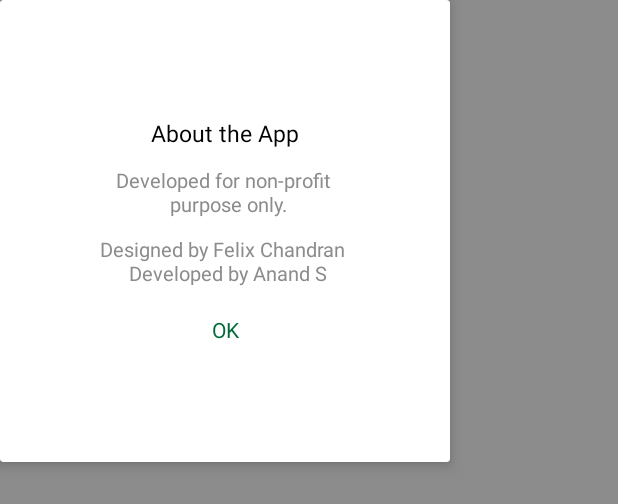
After one commit to AnandTraveller/IAILApp, an Android app: the layout about_dialog.xml on its own in the app's theme, with its tools: preview values and no code run, on a phone screen of 412 x 824 dp. The commit adds this screen. Shown: the top 504 px of the screen. Run offline under Robolectric (Android 15) with nearby library versions, the phone set to English and light mode, and no system bars.

Commit message:
Dialog About

```diff
--- a/app/src/main/java/com/anandroid/iailapp/MainAct.java
+++ b/app/src/main/java/com/anandroid/iailapp/MainAct.java
@@ -109,7 +109,6 @@ public class MainAct extends AppCompatActivity {
     public String jsonStr() {
         String str = "";
 
-
         return str;
     }
 
--- /dev/null
+++ b/app/src/main/res/layout/about_dialog.xml
@@ -0,0 +1,58 @@
+<?xml version="1.0" encoding="utf-8"?>
+
+<android.support.v7.widget.CardView xmlns:android="http://schemas.android.com/apk/res/android"
+    xmlns:app="http://schemas.android.com/apk/res-auto"
+    android:id="@+id/cardImgLegTeam1"
+    android:layout_width="300dp"
+    android:layout_height="@dimen/_280sdp"
+    app:cardBackgroundColor="@color/white"
+    app:cardElevation="@dimen/_5sdp">
+
+    <LinearLayout
+        android:layout_width="match_parent"
+        android:layout_height="match_parent"
+        android:layout_margin="@dimen/_10sdp"
+        android:gravity="center"
+        android:orientation="vertical">
+
+        <TextView
+            android:layout_width="match_parent"
+            android:layout_height="wrap_content"
+            android:gravity="center"
+            android:text="@string/abt_app"
+            android:textColor="@color/colorBlack"
+            android:textSize="@dimen/_14sdp" />
+
+        <TextView
+            android:layout_width="match_parent"
+            android:layout_height="wrap_content"
+            android:layout_marginTop="@dimen/_10sdp"
+            android:gravity="center"
+            android:text="@string/develop"
+            android:textColor="@color/grey"
+            android:textSize="@dimen/_12sdp" />
+
+
+        <TextView
+            android:layout_width="match_parent"
+            android:layout_height="wrap_content"
+            android:layout_marginTop="@dimen/_10sdp"
+            android:gravity="center"
+            android:text="@string/pers_names"
+            android:textColor="@color/grey"
+            android:textSize="@dimen/_12sdp" />
+
+        <TextView
+            android:id="@+id/txt_cancel_dialo"
+            android:layout_width="match_parent"
+            android:layout_height="wrap_content"
+            android:layout_marginTop="@dimen/_17sdp"
+            android:gravity="center"
+            android:text="@string/ok"
+            android:textColor="@color/green"
+            android:textSize="@dimen/_13sdp" />
+
+
+    </LinearLayout>
+
+</android.support.v7.widget.CardView>
--- a/app/src/main/res/layout/home_screen_frag.xml
+++ b/app/src/main/res/layout/home_screen_frag.xml
@@ -16,7 +16,7 @@
 
 
         <ImageView
-            android:id="@+id/txt_about"
+            android:id="@+id/home_about_img"
             android:layout_width="@dimen/_30sdp"
             android:layout_height="match_parent"
             android:layout_marginLeft="@dimen/_10sdp"
--- a/app/src/main/res/values/strings.xml
+++ b/app/src/main/res/values/strings.xml
@@ -4,5 +4,9 @@
     <string name="action_back">Back</string>
     <string name="action_forward">Forward</string>
     <string name="action_bookmark">Bookmark</string>
+    <string name="abt_app">About the App</string>
+    <string name="ok">OK</string>
+    <string name="pers_names">Designed by Felix Chandran \n Developed by Anand S</string>
+    <string name="develop">Developed for non-profit \n purpose only.</string>
     <string name="search">Search for article, author or publication date</string>
 </resources>
```
Also changed, not shown: app/src/main/java/com/anandroid/iailapp/fragment/AboutDialogFragment.java (added, +55 -0 lines), app/src/main/java/com/anandroid/iailapp/fragment/HomeScreen.java (+14 -0 lines).
